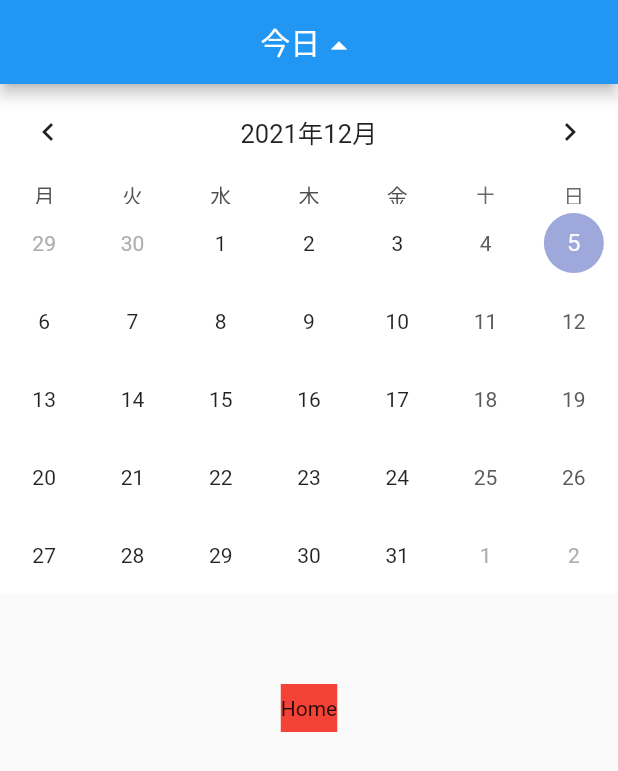
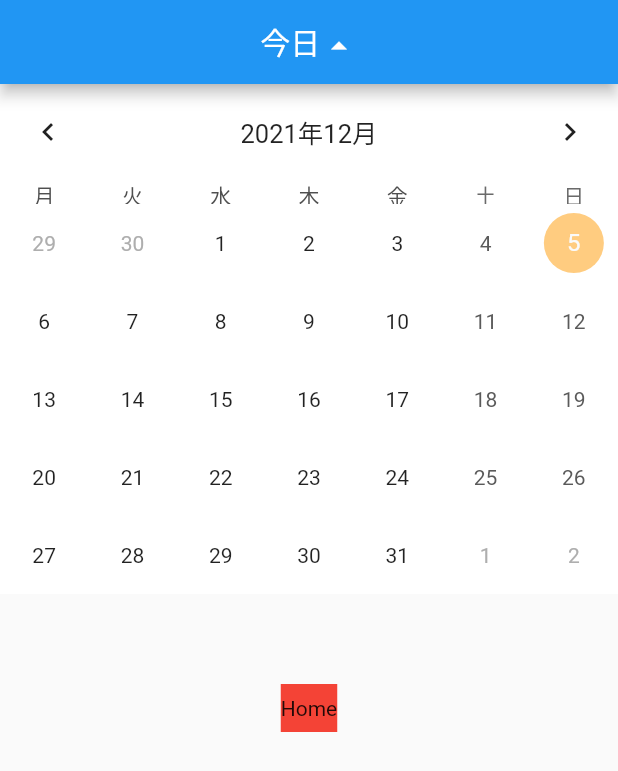
Before and after one commit to TaishiU/flutter-calendar, a Flutter app: the screen it shows after launch, on a phone screen of 412 x 824 dp. Shown: the top 771 px of the screen. Run offline on Flutter 3.47's test engine with Material 2 defaults, Android fonts, the phone set to English and light mode, and no system bars; drawn by our look-alikes of table_calendar.

Commit message:
[fix] todayDecoration(color)

```diff
--- a/lib/home_screen.dart
+++ b/lib/home_screen.dart
@@ -48,6 +48,10 @@ class _HomeScreenState extends State<HomeScreen> {
                 formatButtonVisible: false,
               ),
               calendarStyle: CalendarStyle(
+                todayDecoration: BoxDecoration(
+                  color: Colors.orange.shade200,
+                  shape: BoxShape.circle,
+                ),
                 selectedDecoration: BoxDecoration(
                   color: Colors.orange,
                   shape: BoxShape.circle,
```
